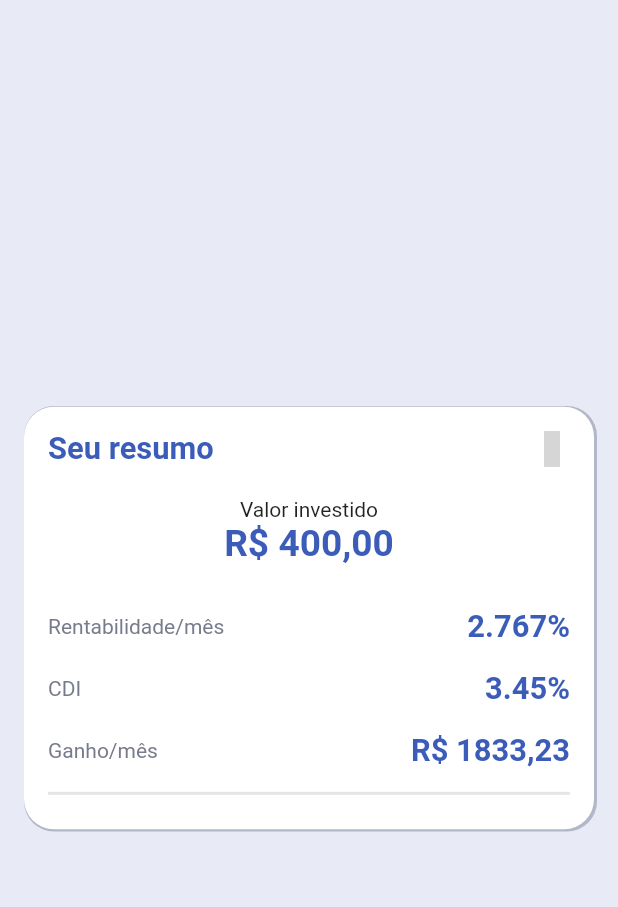
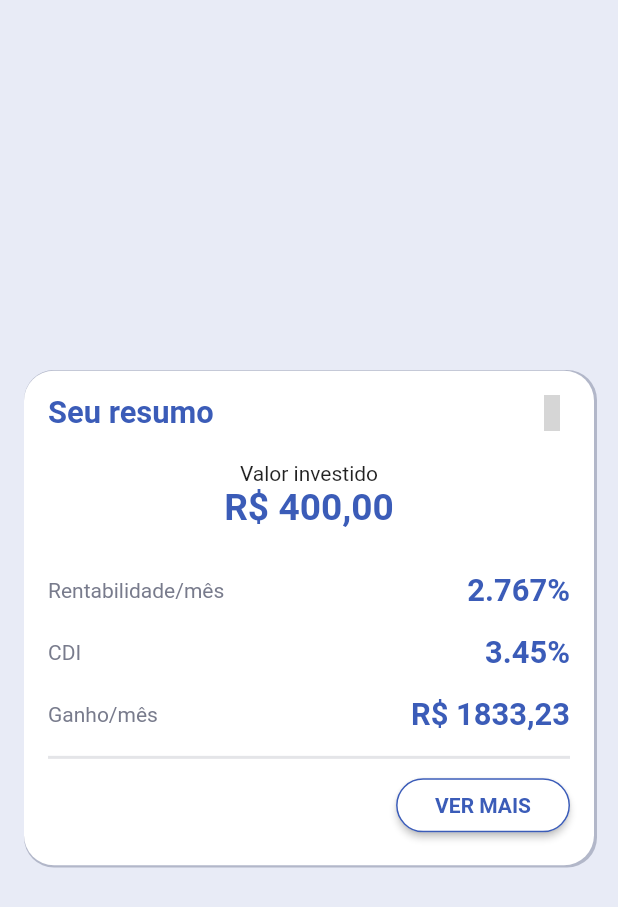
Before and after one commit to Mardem/fliper-test, a Flutter app: the screen it shows after launch, on a phone screen of 412 x 824 dp. Shown: the top 907 px of the screen. Run offline on Flutter 3.47's test engine with Material 2 defaults, Android fonts, the phone set to English and light mode, and no system bars; our stand-ins replace line_icons; grey boxes are pictures that could not be loaded.

Commit message:
feat: Componente de botão customizado

```diff
--- /dev/null
+++ b/lib/screens/components/ui/app_button_outline.dart
@@ -0,0 +1,34 @@
+import 'package:fliper/config/colors/default.dart';
+import 'package:flutter/material.dart';
+
+class AppButtonOutline extends StatelessWidget {
+  final GestureTapCallback onPressed;
+  final Widget child;
+
+  const AppButtonOutline({this.onPressed, this.child});
+
+  @override
+  Widget build(BuildContext context) {
+    return OutlinedButton(
+      child: Padding(
+        padding: EdgeInsets.all(10.0),
+        child: child,
+      ),
+      style: ButtonStyle(
+        backgroundColor: MaterialStateProperty.all(Colors.white),
+        elevation: MaterialStateProperty.all(2),
+        side: MaterialStateProperty.all<BorderSide>(
+          BorderSide(
+            color: DefaultColors.defaultBlue,
+          ),
+        ),
+        shape: MaterialStateProperty.all(
+          RoundedRectangleBorder(
+            borderRadius: BorderRadius.circular(30.0),
+          ),
+        ),
+      ),
+      onPressed: onPressed,
+    );
+  }
+}
--- a/lib/screens/resume/resume.dart
+++ b/lib/screens/resume/resume.dart
@@ -1,6 +1,7 @@
 import 'package:fliper/config/colors/default.dart';
 import 'package:fliper/config/global.dart';
 import 'package:fliper/screens/components/layouts/main.dart';
+import 'package:fliper/screens/components/ui/app_button_outline.dart';
 import 'package:fliper/screens/resume/components/header.dart';
 import 'package:fliper/screens/resume/components/total_invest.dart';
 import 'package:flutter/material.dart';
@@ -105,6 +106,19 @@ class ResumeScreen extends StatelessWidget {
                   color: DefaultColors.defaultGrey.withOpacity(.2),
                   thickness: 2,
                 ),
+                Container(
+                  alignment: Alignment.bottomRight,
+                  child: AppButtonOutline(
+                    child: Text(
+                      'Ver mais'.toUpperCase(),
+                      style: TextStyle(
+                        color: DefaultColors.defaultBlue,
+                        fontWeight: FontWeight.bold,
+                      ),
+                    ),
+                    onPressed: () => print('ver mais'),
+                  ),
+                )
               ],
             ),
           ),
```
